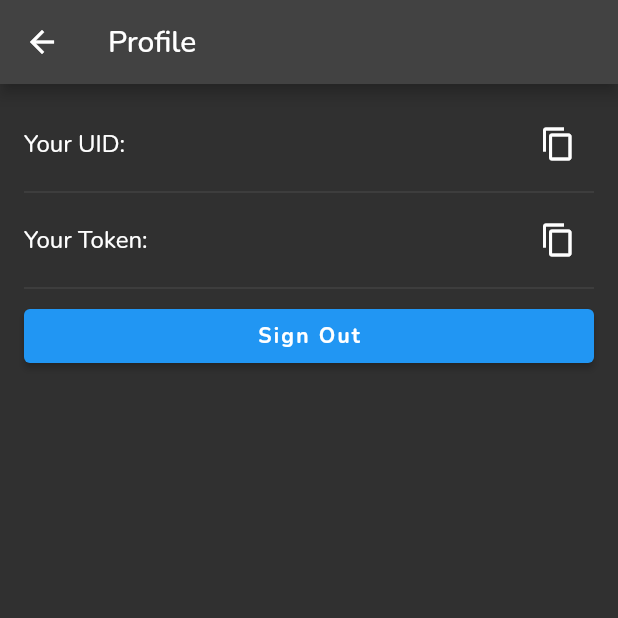
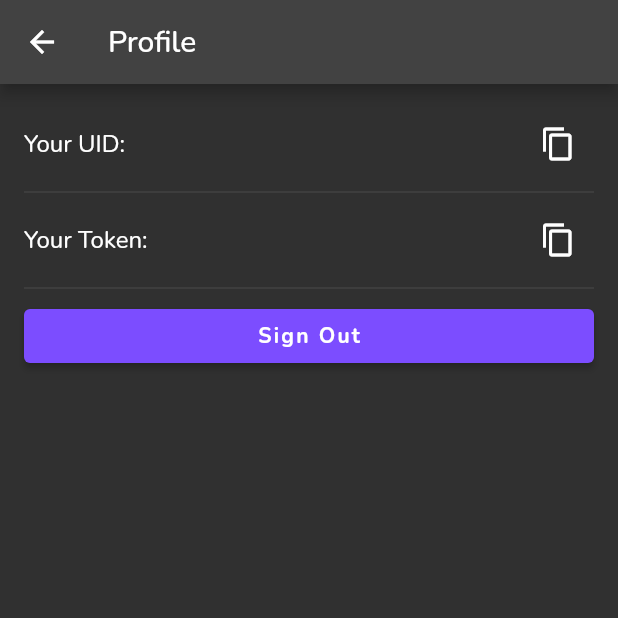
Before and after one commit to Lab-Brat/gentoo_update_flutter, a Flutter app: the ProfileScreen screen opened by its route, on a phone screen of 412 x 824 dp, the top half of it. Run offline on Flutter 3.47's test engine with Material 2 defaults, Android fonts, the phone set to English and light mode, and no system bars; our stand-ins replace cloud_firestore, firebase_auth, firebase_core, firebase_messaging, font_awesome_flutter, google_fonts; accounts and stored records are empty; network calls fail.

Commit message:
change color and icon for login and sign out buttons

```diff
--- a/lib/profile/profile.dart
+++ b/lib/profile/profile.dart
@@ -75,12 +75,15 @@ class ProfileScreen extends StatelessWidget {
               );
             case 2:
               return ElevatedButton(
-                child: const Text('Sign Out'),
+                style: ElevatedButton.styleFrom(
+                  backgroundColor: Colors.deepPurpleAccent,
+                ),
                 onPressed: () async {
                   await AuthService().signOut();
                   Navigator.of(context)
                       .pushNamedAndRemoveUntil('/', (route) => false);
                 },
+                child: const Text('Sign Out'),
               );
             default:
               return Container();
```
Also changed, not shown: lib/login/login.dart (+5 -3 lines).
